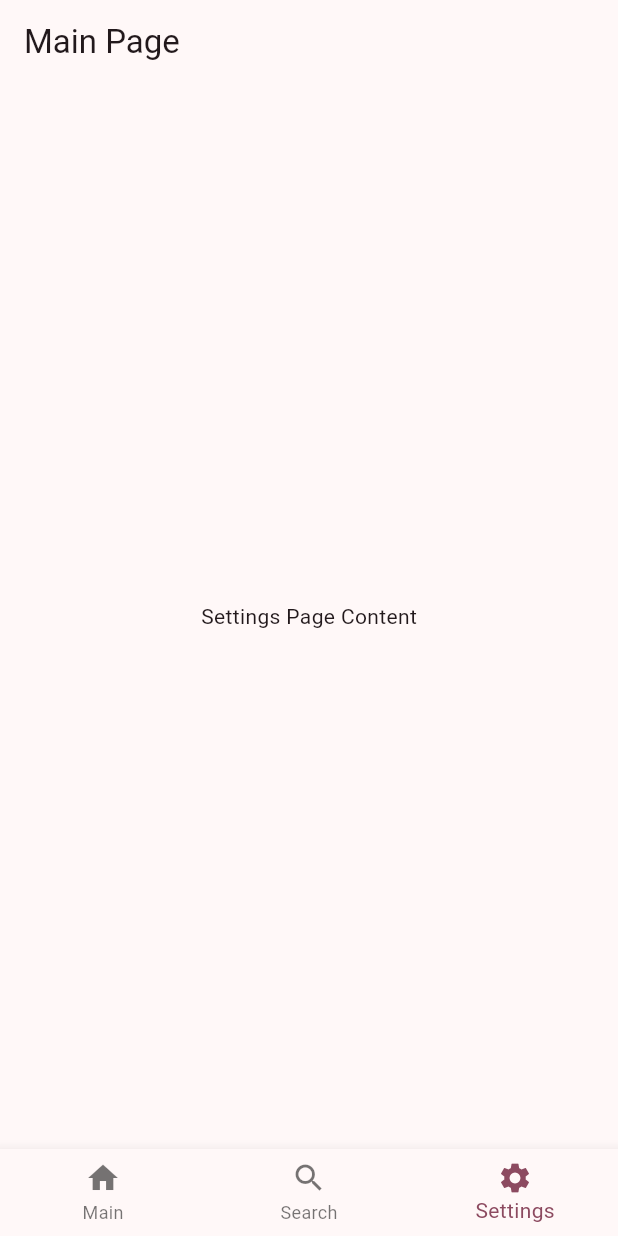
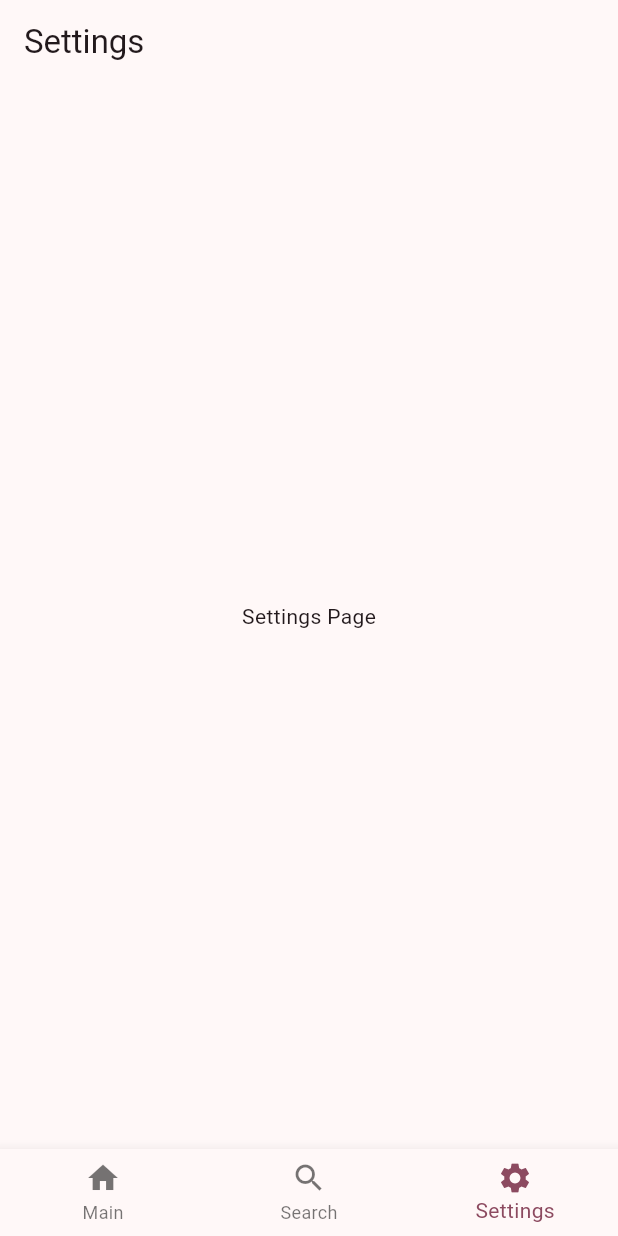
Before and after one commit to SangdonLee972/myapp, a Flutter app: the MainScreen screen opened directly, item 3 of the bottom bar chosen, on a phone screen of 412 x 824 dp. Run offline on Flutter 3.47's test engine with Material 3 defaults, Android fonts, the phone set to English and light mode, and no system bars.

Commit message:
defalut setting2

```diff
--- a/lib/auth/service/auth_service.dart
+++ b/lib/auth/service/auth_service.dart
@@ -1,5 +1,5 @@
 //import 'package:firebase_auth/firebase_auth.dart';
-import 'package:myapp/auth/model/user.dart';
+import 'package:myapp/model/user.dart';
 
 class AuthService {
   //final FirebaseAuth _auth = FirebaseAuth.instance;
--- a/lib/main/main_page.dart
+++ b/lib/main/main_page.dart
@@ -12,9 +12,8 @@ class MainPage extends StatefulWidget {
 class _MainPageState extends State<MainPage> {
   @override
   Widget build(BuildContext context) {
-    return Padding(
-        padding: const EdgeInsets.all(16.0),
-        child: Column(
+    return Center(
+        child: Row(
           mainAxisAlignment: MainAxisAlignment.center,
           children: [
             ElevatedButton(
--- a/lib/main/main_screen.dart
+++ b/lib/main/main_screen.dart
@@ -1,6 +1,7 @@
 import 'package:flutter/material.dart';
 import 'package:myapp/main/main_page.dart';
 import 'package:myapp/main/search/searchPage.dart';
+import 'package:myapp/main/setting_page.dart';
 
 class MainScreen extends StatefulWidget {
   const MainScreen({Key? key}) : super(key: key);
@@ -16,15 +17,12 @@ class _MainScreenState extends State<MainScreen> {
   final List<Widget> _pages = [
     const MainPage(), // Main 탭 내용
     const SearchPage(), // Search 탭 내용
-    const Center(child: Text('Settings Page Content')), // Settings 탭 내용
+    const SettingsPage(), // Settings 탭 내용
   ];
 
   @override
   Widget build(BuildContext context) {
     return Scaffold(
-      appBar: AppBar(
-        title: const Text('Main Page'),
-      ),
       body: _pages[_currentIndex], // 선택된 탭의 콘텐츠를 표시
       bottomNavigationBar: BottomNavigationBar(
         currentIndex: _currentIndex, // 현재 선택된 탭
--- a/lib/main/setting_page.dart
+++ b/lib/main/setting_page.dart
@@ -0,0 +1,17 @@
+import 'package:flutter/material.dart';
+
+class SettingsPage extends StatelessWidget {
+  const SettingsPage({Key? key}) : super(key: key);
+
+  @override
+  Widget build(BuildContext context) {
+    return Scaffold(
+      appBar: AppBar(
+        title: const Text('Settings'),
+      ),
+      body: const Center(
+        child: Text('Settings Page'),
+      ),
+    );
+  }
+}
```
Also changed, not shown: lib/model/repair_concent.dart (added), lib/model/used_phone_purchase.dart (added), lib/model/user.dart (renamed from lib/auth/model/user.dart).
